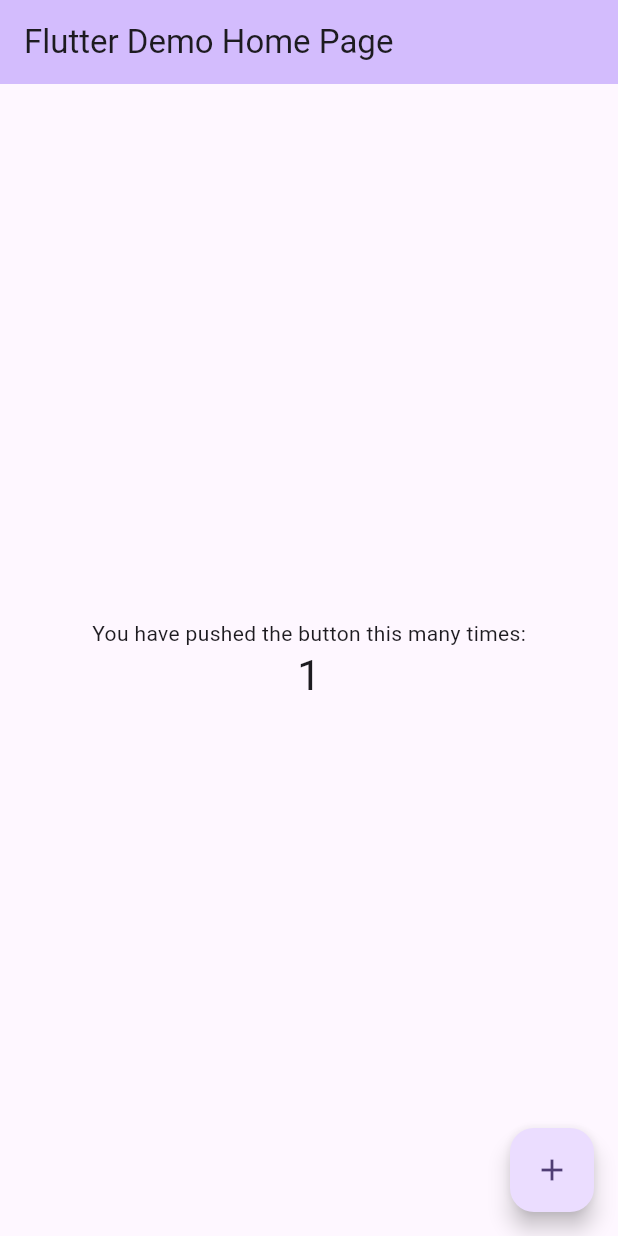
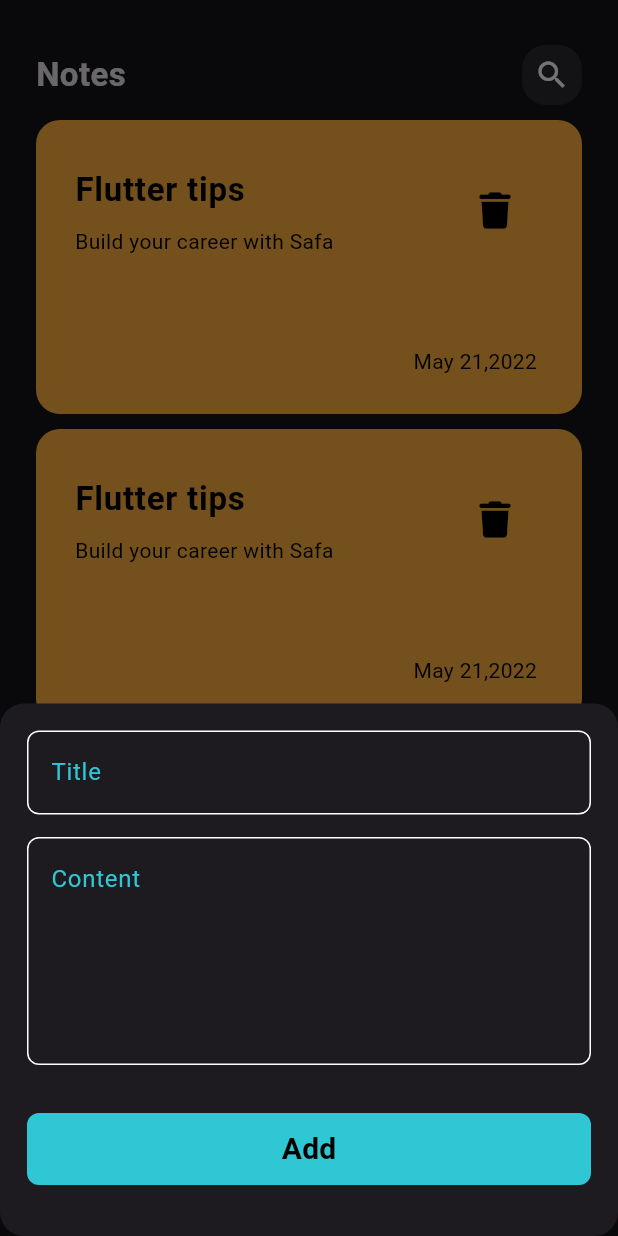
Before and after one commit to Safa-alen/noteapp, a Flutter app: the screen it shows after launch, after a tap on the "add" icon, on a phone screen of 412 x 824 dp. Run offline on Flutter 3.47's test engine with Material 3 defaults, Android fonts, the phone set to English and light mode, and no system bars; drawn by our look-alikes of modal_progress_hud_nsn; our stand-ins replace bloc, flutter_bloc, font_awesome_flutter, hive, hive_flutter; accounts and stored records are empty.

```diff
--- /dev/null
+++ b/lib/conest.dart
@@ -0,0 +1,4 @@
+import 'package:flutter/material.dart';
+
+const kPrimaryColor = Color.fromARGB(255, 48, 199, 212);
+const kNotesBox = "notes_box";
--- /dev/null
+++ b/lib/cubits/Add_Notes/add_note_cubit.dart
@@ -0,0 +1,24 @@
+import 'package:bloc/bloc.dart';
+import 'package:hive/hive.dart';
+import 'package:meta/meta.dart';
+import 'package:noteapp/conest.dart';
+import 'package:noteapp/modle/note_modle.dart';
+
+part 'add_note_state.dart';
+
+class AddNoteCubit extends Cubit<AddNoteState> {
+  AddNoteCubit() : super(AddNoteInitial());
+
+  addNotet(NoteModle note) async {
+    emit(AddNoteLoading());
+
+    try {
+      var notesBox = Hive.box<NoteModle>(kNotesBox); //فتح الصندوق
+      await notesBox.add(note); //اضافة الملاحظة
+
+      emit(AddNoteSuccess());
+    } catch (e) {
+      AddNoteFailur(errMasseg: e.toString());
+    }
+  }
+}
--- /dev/null
+++ b/lib/cubits/Add_Notes/add_note_state.dart
@@ -0,0 +1,16 @@
+part of 'add_note_cubit.dart';
+
+@immutable
+sealed class AddNoteState {}
+
+final class AddNoteInitial extends AddNoteState {}
+
+final class AddNoteLoading extends AddNoteState {}
+
+final class AddNoteSuccess extends AddNoteState {}
+
+final class AddNoteFailur extends AddNoteState {
+  final String errMasseg;
+
+  AddNoteFailur({required this.errMasseg});
+}
--- a/lib/main.dart
+++ b/lib/main.dart
@@ -1,6 +1,17 @@
 import 'package:flutter/material.dart';
+import 'package:flutter_bloc/flutter_bloc.dart';
+import 'package:hive_flutter/adapters.dart';
+import 'package:noteapp/conest.dart';
+import 'package:noteapp/cubits/Add_Notes/add_note_cubit.dart';
+import 'package:noteapp/simple_bloc_observer.dart';
 
-void main() {
+import 'package:noteapp/view/homepage.dart';
+
+void main() async {
+  await Hive.initFlutter();
+
+  Bloc.observer = SimpleBlocObserver();
+  await Hive.openBox(kNotesBox);
   runApp(const MyApp());
 }
 
@@ -10,116 +21,16 @@ class MyApp extends StatelessWidget {
   // This widget is the root of your application.
   @override
   Widget build(BuildContext context) {
-    return MaterialApp(
-      title: 'Flutter Demo',
-      theme: ThemeData(
-        // This is the theme of your application.
-        //
-        // TRY THIS: Try running your application with "flutter run". You'll see
-        // the application has a purple toolbar. Then, without quitting the app,
-        // try changing the seedColor in the colorScheme below to Colors.green
-        // and then invoke "hot reload" (save your changes or press the "hot
-        // reload" button in a Flutter-supported IDE, or press "r" if you used
-        // the command line to start the app).
-        //
-        // Notice that the counter didn't reset back to zero; the application
-        // state is not lost during the reload. To reset the state, use hot
-        // restart instead.
-        //
-        // This works for code too, not just values: Most code changes can be
-        // tested with just a hot reload.
-        colorScheme: ColorScheme.fromSeed(seedColor: Colors.deepPurple),
-        useMaterial3: true,
+    return MultiBlocProvider(
+      providers: [
+        BlocProvider(
+          create: (context) => AddNoteCubit(),
+        ),
+      ],
+      child: MaterialApp(
+        theme: ThemeData.dark(),
+        home: Homepage(),
       ),
-      home: const MyHomePage(title: 'Flutter Demo Home Page'),
     );
   }
 }
-
-class MyHomePage extends StatefulWidget {
-  const MyHomePage({super.key, required this.title});
-
-  // This widget is the home page of your application. It is stateful, meaning
-  // that it has a State object (defined below) that contains fields that affect
-  // how it looks.
-
-  // This class is the configuration for the state. It holds the values (in this
-  // case the title) provided by the parent (in this case the App widget) and
-  // used by the build method of the State. Fields in a Widget subclass are
-  // always marked "final".
-
-  final String title;
-
-  @override
-  State<MyHomePage> createState() => _MyHomePageState();
-}
-
-class _MyHomePageState extends State<MyHomePage> {
-  int _counter = 0;
-
-  void _incrementCounter() {
-    setState(() {
-      // This call to setState tells the Flutter framework that something has
-      // changed in this State, which causes it to rerun the build method below
-      // so that the display can reflect the updated values. If we changed
-      // _counter without calling setState(), then the build method would not be
-      // called again, and so nothing would appear to happen.
-      _counter++;
-    });
-  }
-
-  @override
-  Widget build(BuildContext context) {
-    // This method is rerun every time setState is called, for instance as done
-    // by the _incrementCounter method above.
-    //
-    // The Flutter framework has been optimized to make rerunning build methods
-    // fast, so that you can just rebuild anything that needs updating rather
-    // than having to individually change instances of widgets.
-    return Scaffold(
-      appBar: AppBar(
-        // TRY THIS: Try changing the color here to a specific color (to
-        // Colors.amber, perhaps?) and trigger a hot reload to see the AppBar
-        // change color while the other colors stay the same.
-        backgroundColor: Theme.of(context).colorScheme.inversePrimary,
-        // Here we take the value from the MyHomePage object that was created by
-        // the App.build method, and use it to set our appbar title.
-        title: Text(widget.title),
-      ),
-      body: Center(
-        // Center is a layout widget. It takes a single child and positions it
-        // in the middle of the parent.
-        child: Column(
-          // Column is also a layout widget. It takes a list of children and
-          // arranges them vertically. By default, it sizes itself to fit its
-          // children horizontally, and tries to be as tall as its parent.
-          //
-          // Column has various properties to control how it sizes itself and
-          // how it positions its children. Here we use mainAxisAlignment to
-          // center the children vertically; the main axis here is the vertical
-          // axis because Columns are vertical (the cross axis would be
-          // horizontal).
-          //
-          // TRY THIS: Invoke "debug painting" (choose the "Toggle Debug Paint"
-          // action in the IDE, or press "p" in the console), to see the
-          // wireframe for each widget.
-          mainAxisAlignment: MainAxisAlignment.center,
-          children: <Widget>[
-            const Text(
-              'You have pushed the button this many times:',
-            ),
-            Text(
-              '$_counter',
-              style: Theme.of(context).textTheme.headlineMedium,
-            ),
-          ],
-        ),
-      ),
-      floatingActionButton: FloatingActionButton(
-        onPressed: _incrementCounter,
-        tooltip: 'Increment',
-        child: const Icon(Icons.add),
-      ), // This trailing comma makes auto-formatting nicer for build methods.
-    );
-  }
-}
--- /dev/null
+++ b/lib/modle/note_modle.dart
@@ -0,0 +1,21 @@
+import 'package:hive/hive.dart';
+part 'note_modle.g.dart';
+
+@HiveType(typeId: 0)
+class NoteModle extends HiveObject {
+  @HiveField(0)
+  final String title;
+  @HiveField(1)
+  final String subTitle;
+  @HiveField(2)
+  final String date;
+  @HiveField(3)
+  final int color;
+
+  NoteModle({
+    required this.title,
+    required this.subTitle,
+    required this.date,
+    required this.color,
+  });
+}
--- /dev/null
+++ b/lib/simple_bloc_observer.dart
@@ -0,0 +1,36 @@
+import 'package:flutter/widgets.dart';
+import 'package:flutter_bloc/flutter_bloc.dart';
+
+// مراقية كل العمليات  التي تحصل داخل cubit
+class SimpleBlocObserver implements BlocObserver {
+  @override
+  void onChange(BlocBase bloc, Change change) {
+    //من اجل تغيرات state
+    debugPrint('change=$change');
+  }
+
+  @override
+  void onClose(BlocBase bloc) {
+    // TODO: implement onClose
+  }
+
+  @override
+  void onCreate(BlocBase bloc) {
+    // TODO: implement onCreate
+  }
+
+  @override
+  void onError(BlocBase bloc, Object error, StackTrace stackTrace) {
+    // TODO: implement onError
+  }
+
+  @override
+  void onEvent(Bloc bloc, Object? event) {
+    // TODO: implement onEvent
+  }
+
+  @override
+  void onTransition(Bloc bloc, Transition transition) {
+    // TODO: implement onTransition
+  }
+}
--- /dev/null
+++ b/lib/view/edit_page.dart
@@ -0,0 +1,37 @@
+import 'package:flutter/material.dart';
+import 'package:noteapp/view/wedget/custom_appbar.dart';
+import 'package:noteapp/view/wedget/custom_text_field.dart';
+
+class EditPage extends StatelessWidget {
+  const EditPage({super.key});
+
+  @override
+  Widget build(BuildContext context) {
+    return Scaffold(
+      body: Padding(
+        padding: EdgeInsets.symmetric(horizontal: 24),
+        child: Column(
+          children: [
+            CustomAppbar(
+              icon: Icon(Icons.check_sharp),
+              text: "Edit Note",
+            ),
+            SizedBox(
+              height: 25,
+            ),
+            Column(children: [
+              CustomTextField(hint: "Title"),
+              SizedBox(
+                height: 15,
+              ),
+              CustomTextField(
+                hint: "Content",
+                maxlines: 5,
+              )
+            ])
+          ],
+        ),
+      ),
+    );
+  }
+}
--- /dev/null
+++ b/lib/view/homepage.dart
@@ -0,0 +1,41 @@
+import 'package:flutter/material.dart';
+import 'package:noteapp/view/wedget/custom_appbar.dart';
+
+import 'package:noteapp/view/wedget/notes_list_view.dart';
+
+import 'wedget/note_bottom_sheet.dart';
+
+class Homepage extends StatelessWidget {
+  const Homepage({super.key});
+
+  @override
+  Widget build(BuildContext context) {
+    return Scaffold(
+      floatingActionButton: FloatingActionButton(
+        backgroundColor: Colors.blue,
+        onPressed: () {
+          showModalBottomSheet(
+              shape: RoundedRectangleBorder(
+                  borderRadius: BorderRadius.circular(16)),
+              context: context,
+              builder: (context) {
+                return NoteButtomSheet();
+              });
+        },
+        child: Icon(Icons.add),
+      ),
+      body: Padding(
+        padding: const EdgeInsets.symmetric(horizontal: 24),
+        child: Column(
+          children: [
+            const CustomAppbar(
+              icon: Icon(Icons.search),
+              text: "Notes",
+            ),
+            Expanded(child: NotesListView())
+          ],
+        ),
+      ),
+    );
+  }
+}
--- /dev/null
+++ b/lib/view/wedget/custom_appbar.dart
@@ -0,0 +1,31 @@
+import 'package:flutter/material.dart';
+
+class CustomAppbar extends StatelessWidget {
+  const CustomAppbar({super.key, required this.icon, required this.text});
+
+  @override
+  final Icon icon;
+  final String text;
+  Widget build(BuildContext context) {
+    return Padding(
+      padding: const EdgeInsets.only(top: 30),
+      child: Row(
+        children: [
+          Text(
+            text,
+            style: TextStyle(fontSize: 22, fontWeight: FontWeight.bold),
+          ),
+          Spacer(),
+          Container(
+            height: 40,
+            width: 40,
+            decoration: BoxDecoration(
+                color: Colors.white.withOpacity(0.09),
+                borderRadius: BorderRadius.circular(16)),
+            child: Center(child: Icon(icon.icon)),
+          )
+        ],
+      ),
+    );
+  }
+}
--- /dev/null
+++ b/lib/view/wedget/custom_buttom_text_field.dart
@@ -0,0 +1,30 @@
+import 'package:flutter/material.dart';
+
+import 'package:noteapp/conest.dart';
+
+class CustomButtom extends StatelessWidget {
+  const CustomButtom({
+    super.key,
+    this.onTap,
+  });
+  final void Function()? onTap;
+  @override
+  Widget build(BuildContext context) {
+    return GestureDetector(
+      onTap: onTap,
+      child: Container(
+        width: MediaQuery.of(context).size.width,
+        decoration: BoxDecoration(
+            color: kPrimaryColor, borderRadius: BorderRadius.circular(8)),
+        child: MaterialButton(
+          onPressed: () {},
+          child: Text(
+            "Add",
+            style: TextStyle(
+                color: Colors.black, fontSize: 20, fontWeight: FontWeight.bold),
+          ),
+        ),
+      ),
+    );
+  }
+}
--- /dev/null
+++ b/lib/view/wedget/custom_note_one.dart
@@ -0,0 +1,62 @@
+import 'package:flutter/material.dart';
+import 'package:font_awesome_flutter/font_awesome_flutter.dart';
+import 'package:noteapp/view/edit_page.dart';
+
+class NoteOne extends StatelessWidget {
+  const NoteOne({super.key});
+
+  @override
+  Widget build(BuildContext context) {
+    return GestureDetector(
+      onTap: () {
+        Navigator.push(context, MaterialPageRoute(builder: (context) {
+          return EditPage();
+        }));
+      },
+      child: Container(
+        margin: EdgeInsets.only(top: 10),
+        padding: EdgeInsets.only(bottom: 25, right: 10, left: 10),
+        decoration: BoxDecoration(
+            borderRadius: BorderRadius.circular(16),
+            color: const Color.fromARGB(255, 250, 174, 60)),
+        child: Column(
+          crossAxisAlignment: CrossAxisAlignment.end,
+          children: [
+            ListTile(
+              title: Text(
+                "Flutter tips",
+                style: TextStyle(
+                    color: Colors.black,
+                    fontSize: 22,
+                    fontWeight: FontWeight.bold),
+              ),
+              subtitle: Padding(
+                padding: const EdgeInsets.only(top: 8.0),
+                child: Text(
+                  "Build your career with Safa",
+                  style: TextStyle(color: Colors.black),
+                ),
+              ),
+              minVerticalPadding: 30,
+              trailing: IconButton(
+                onPressed: () {},
+                icon: Icon(FontAwesomeIcons.trash),
+                color: Colors.black,
+              ),
+            ),
+            SizedBox(
+              height: 30,
+            ),
+            Padding(
+              padding: const EdgeInsets.only(right: 20),
+              child: Text(
+                "May 21,2022",
+                style: TextStyle(color: Colors.black),
+              ),
+            )
+          ],
+        ),
+      ),
+    );
+  }
+}
--- /dev/null
+++ b/lib/view/wedget/custom_text_field.dart
@@ -0,0 +1,38 @@
+import 'package:flutter/material.dart';
+import 'package:noteapp/conest.dart';
+
+class CustomTextField extends StatelessWidget {
+  const CustomTextField({
+    super.key,
+    required this.hint,
+    this.maxlines = 1,
+    this.onSaved,
+  });
+  final String hint;
+  final int maxlines;
+  final void Function(String?)? onSaved;
+  @override
+  Widget build(BuildContext context) {
+    return TextFormField(
+      onSaved: onSaved,
+      validator: (value) {
+        if (value == null || value.isEmpty) {
+          return "Field is required";
+        }
+      },
+
+      //cursorColor: kPrimaryColor,
+      maxLines: maxlines,
+      decoration: InputDecoration(
+          hintText: hint,
+          hintStyle: TextStyle(color: kPrimaryColor),
+          border: OutlineInputBorder(),
+          enabledBorder: OutlineInputBorder(
+              borderSide: BorderSide(color: Colors.white),
+              borderRadius: BorderRadius.circular(8)),
+          focusedBorder: OutlineInputBorder(
+              borderSide: BorderSide(color: kPrimaryColor),
+              borderRadius: BorderRadius.circular(8))),
+    );
+  }
+}
--- /dev/null
+++ b/lib/view/wedget/note_bottom_sheet.dart
@@ -0,0 +1,36 @@
+import 'package:flutter/material.dart';
+import 'package:flutter_bloc/flutter_bloc.dart';
+import 'package:modal_progress_hud_nsn/modal_progress_hud_nsn.dart';
+import 'package:noteapp/cubits/Add_Notes/add_note_cubit.dart';
+
+import 'note_button_form_sheet.dart';
+
+class NoteButtomSheet extends StatelessWidget {
+  const NoteButtomSheet({
+    super.key,
+  });
+
+  @override
+  Widget build(BuildContext context) {
+    return BlocConsumer<AddNoteCubit, AddNoteState>(
+      listener: (context, state) {
+        if (state is AddNoteFailur) {
+          print("jh");
+        }
+        if (state is AddNoteSuccess) {
+          Navigator.pop(context);
+        }
+      },
+      builder: (context, state) {
+        return Padding(
+          padding: const EdgeInsets.all(8.0),
+          child: ModalProgressHUD(
+              inAsyncCall: state is AddNoteLoading
+                  ? true
+                  : false, //عرض موشر التحميل يغطي كامل الشاشة عند التصال بقاعدة بيانات
+              child: Note_Buttom_Form_sheet()),
+        );
+      },
+    );
+  }
+}
--- /dev/null
+++ b/lib/view/wedget/note_button_form_sheet.dart
@@ -0,0 +1,69 @@
+import 'package:flutter/widgets.dart';
+import 'package:noteapp/view/wedget/custom_text_field.dart';
+
+import 'custom_buttom_text_field.dart';
+
+class Note_Buttom_Form_sheet extends StatefulWidget {
+  const Note_Buttom_Form_sheet({
+    super.key,
+  });
+
+  @override
+  State<Note_Buttom_Form_sheet> createState() => _Note_Buttom_Form_sheetState();
+}
+
+class _Note_Buttom_Form_sheetState extends State<Note_Buttom_Form_sheet> {
+  final GlobalKey<FormState> formkey = GlobalKey();
+  AutovalidateMode autovalidateMode = AutovalidateMode.onUserInteraction;
+  String? title, subTitle;
+  @override
+  Widget build(BuildContext context) {
+    return Form(
+      key: formkey,
+      autovalidateMode: autovalidateMode,
+      child: Padding(
+        padding: const EdgeInsets.all(10),
+        child: SingleChildScrollView(
+          child: Column(
+            children: [
+              Column(children: [
+                CustomTextField(
+                    onSaved: (value) {
+                      title = value;
+                    },
+                    hint: "Title"),
+                SizedBox(
+                  height: 15,
+                ),
+                CustomTextField(
+                  onSaved: (value) {
+                    subTitle = value;
+                  },
+                  hint: "Content",
+                  maxlines: 5,
+                )
+              ]),
+              SizedBox(
+                height: 32,
+              ),
+              CustomButtom(
+                onTap: () {
+                  if (formkey.currentState!.validate()) {
+                    //اذا كانت الحالة الحالية للنموذج صحيحة
+                    formkey.currentState!.save(); //احفظ القيم الموجودة
+                  } else {
+                    autovalidateMode = AutovalidateMode.always;
+                    setState(() {});
+                  }
+                },
+              ),
+              SizedBox(
+                height: 16,
+              )
+            ],
+          ),
+        ),
+      ),
+    );
+  }
+}
--- /dev/null
+++ b/lib/view/wedget/notes_list_view.dart
@@ -0,0 +1,18 @@
+import 'package:flutter/material.dart';
+import 'package:noteapp/view/wedget/custom_note_one.dart';
+
+class NotesListView extends StatelessWidget {
+  NotesListView({super.key});
+  final List notes =[
+
+];
+
+  @override
+  Widget build(BuildContext context) {
+    return ListView.builder(
+        padding: EdgeInsets.zero,
+        itemBuilder: (context, i) {
+          return NoteOne();
+        });
+  }
+}
```
Also changed, not shown: pubspec.yaml (+9 -16 lines), lib/modle/note_modle.g.dart (added), pubspec.lock, 3 other files.
